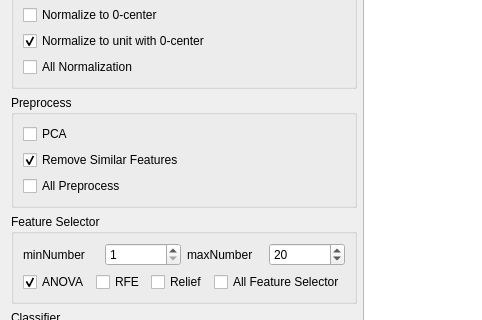
Before: the Qt Designer form GUI/Process.ui in salan668/FAE, drawn with Qt 5; both pictures show x 0 to 482 and y 214 to 534 of the 1040 by 849 pixel window.
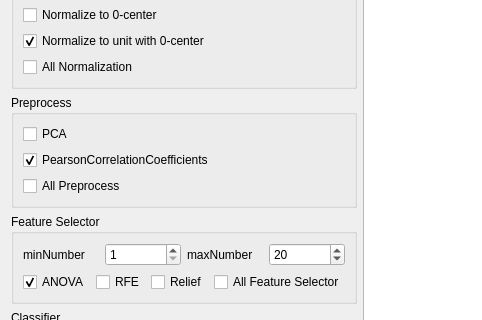
After: the same form once the commit is applied.

```diff
--- a/GUI/Process.ui
+++ b/GUI/Process.ui
@@ -134,7 +134,7 @@
           <item row="1" column="0">
            <widget class="QCheckBox" name="checkRemoveSimilarFeatures">
             <property name="text">
-             <string>Remove Similar Features</string>
+             <string>PearsonCorrelationCoefficients</string>
             </property>
             <property name="checked">
              <bool>true</bool>
```
